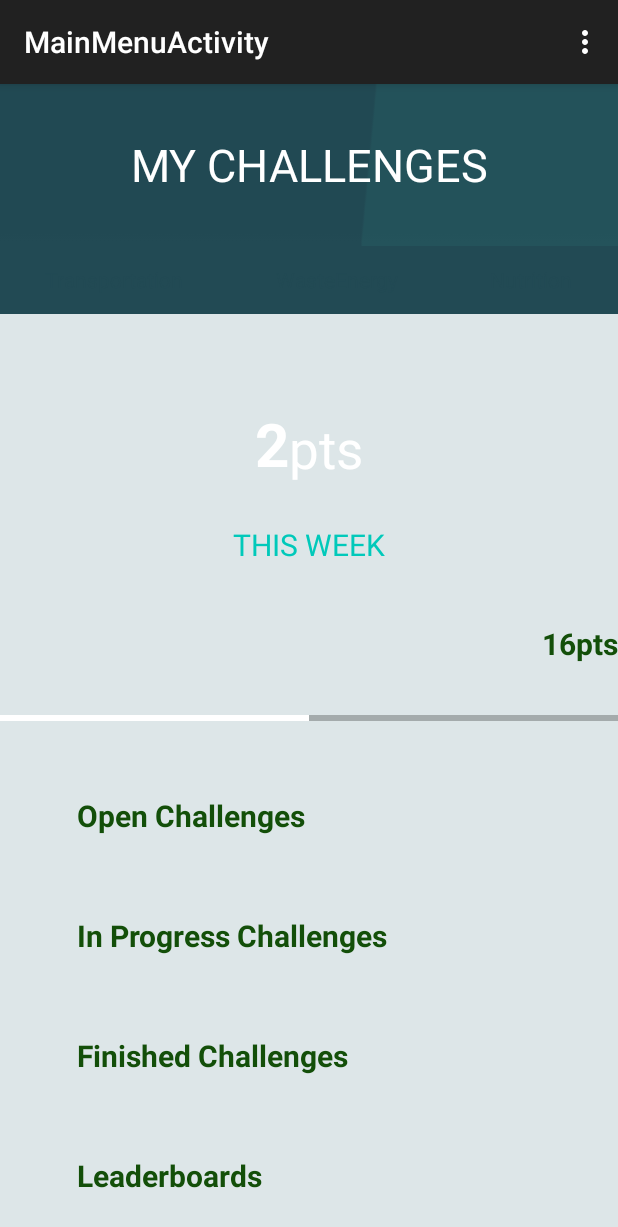
After one commit to ahung93/EcoQuest, an Android app: the MainMenuActivity screen opened directly, with no data from a screen before it, on a phone screen of 412 x 824 dp. The commit adds this screen. Shown: the top 1227 px of the screen. Run offline under Robolectric (Android 15) with nearby library versions, the phone set to English and light mode, and no system bars.

Commit message:
Connected Activity Frames

```diff
--- a/app/src/main/AndroidManifest.xml
+++ b/app/src/main/AndroidManifest.xml
@@ -38,8 +38,13 @@
             android:label="@string/title_activity_leaderboard" >
         </activity>
         <activity
+
             android:name=".ChallengesActivity"
             android:label="@string/title_activity_challenges" >
+        </activity>
+        <activity
+            android:name=".MainMenuActivity"
+            android:label="@string/title_activity_main_menu" >
         </activity>
     </application>
 
--- a/app/src/main/java/Globals.java
+++ b/app/src/main/java/Globals.java
@@ -4,9 +4,10 @@ import java.util.ArrayList;
 import java.util.List;
 
 /**
- * Created by Alvin Hon 3/15/2015.
+ * Created by Alvin H on 3/15/2015.
  */
 public class Globals {
+    public static List<Challenge> challengesOpen = new ArrayList<Challenge>();
     public static List<Challenge> challengesInProgress = new ArrayList<Challenge>();
     public static List<Challenge> challengesCompleted = new ArrayList<Challenge>();
 }
--- /dev/null
+++ b/app/src/main/java/com/example/regular/ecoquest/MainMenuActivity.java
@@ -0,0 +1,67 @@
+package com.example.regular.ecoquest;
+
+import android.app.Activity;
+import android.content.Intent;
+import android.support.v7.app.ActionBarActivity;
+import android.os.Bundle;
+import android.util.Log;
+import android.view.Menu;
+import android.view.MenuItem;
+import android.view.View;
+import android.widget.LinearLayout;
+
+
+public class MainMenuActivity extends ActionBarActivity {
+    private Activity myActivity;
+    @Override
+    protected void onCreate(Bundle savedInstanceState) {
+        super.onCreate(savedInstanceState);
+        this.myActivity = this;
+        setContentView(R.layout.activity_main_menu);
+        LinearLayout challengeOpenRegion = (LinearLayout) this.findViewById(R.id.main_menu_challenge_open);
+        LinearLayout challengeInProgressRegion = (LinearLayout) this.findViewById(R.id.main_menu_challenge_in_progress);
+        LinearLayout challengeFinishedRegion = (LinearLayout) this.findViewById(R.id.main_menu_challenge_finished);
+        LinearLayout leaderboards = (LinearLayout) this.findViewById(R.id.main_menu_leaderboards_page);
+
+        // Opens In Progress Challenges
+        challengeInProgressRegion.setOnClickListener(new View.OnClickListener(){
+            public void onClick(View v){
+                Log.i("In Progress Challenges", "Opening In Progress Challenges Page");
+                Intent i = new Intent(myActivity.getApplicationContext(), ChallengeListCurrent.class);
+                startActivity(i);
+            }
+        });
+
+        // Opens In Progress Challenges
+        challengeOpenRegion.setOnClickListener(new View.OnClickListener(){
+            public void onClick(View v){
+                Log.i("In Progress Challenges", "Opening In Progress Challenges Page");
+                Intent i = new Intent(myActivity.getApplicationContext(), ChallengesActivity.class);
+                startActivity(i);
+            }
+        });
+    }
+
+
+    @Override
+    public boolean onCreateOptionsMenu(Menu menu) {
+        // Inflate the menu; this adds items to the action bar if it is present.
+        getMenuInflater().inflate(R.menu.menu_main_menu, menu);
+        return true;
+    }
+
+    @Override
+    public boolean onOptionsItemSelected(MenuItem item) {
+        // Handle action bar item clicks here. The action bar will
+        // automatically handle clicks on the Home/Up button, so long
+        // as you specify a parent activity in AndroidManifest.xml.
+        int id = item.getItemId();
+
+        //noinspection SimplifiableIfStatement
+        if (id == R.id.action_settings) {
+            return true;
+        }
+
+        return super.onOptionsItemSelected(item);
+    }
+}
--- a/app/src/main/java/com/example/regular/ecoquest/TitleScreen.java
+++ b/app/src/main/java/com/example/regular/ecoquest/TitleScreen.java
@@ -40,9 +40,10 @@ public class TitleScreen extends ActionBarActivity {
         return super.onOptionsItemSelected(item);
     }
 
-    public void goChallengeList(View view){
-        Intent intent = new Intent(this, ChallengeListCurrent.class);
+    public void go_to_main_menu(View view){
+        Intent intent = new Intent(this, MainMenuActivity.class);
         Log.i("goChallengeListButton", "Going to go ChallengeList");
         startActivity(intent);
     }
+
 }
--- /dev/null
+++ b/app/src/main/res/layout/activity_main_menu.xml
@@ -0,0 +1,275 @@
+<LinearLayout xmlns:android="http://schemas.android.com/apk/res/android"
+    xmlns:tools="http://schemas.android.com/tools" android:layout_width="match_parent"
+    android:layout_height="match_parent"
+    tools:context="com.example.regular.ecoquest.ChallengeListCurrent"
+    android:background="#dde6e8"
+    android:orientation="vertical">
+
+    <LinearLayout
+        android:orientation="vertical"
+        android:layout_width="fill_parent"
+        android:layout_height="wrap_content"
+        android:background="@drawable/challenges_header_bg_slice"
+        android:layout_weight="0.075">
+
+        <TextView
+            android:layout_width="match_parent"
+            android:layout_height="match_parent"
+            android:text="My Challenges"
+            android:id="@+id/textView2"
+            android:gravity="center"
+            android:textColor="#ffffff"
+            android:textAllCaps="true"
+            android:textSize="30sp"
+            android:layout_gravity="center" />
+    </LinearLayout>
+
+    <LinearLayout
+        android:orientation="horizontal"
+        android:layout_width="match_parent"
+        android:layout_height="0dp"
+        android:weightSum="1"
+        android:layout_weight="0.05"
+        android:gravity="center"
+        android:background="#224a54">
+
+        <TextView
+            android:layout_width="wrap_content"
+            android:layout_height="wrap_content"
+            android:textAppearance="?android:attr/textAppearanceSmall"
+            android:text="Transportation"
+            android:id="@+id/textView3"
+            android:layout_weight="0.33"
+            android:gravity="center"
+            android:textColor="#224a54" />
+
+        <TextView
+            android:layout_width="wrap_content"
+            android:layout_height="wrap_content"
+            android:textAppearance="?android:attr/textAppearanceSmall"
+            android:text="WasteEnergy"
+            android:id="@+id/textView4"
+            android:layout_weight="0.34"
+            android:gravity="center"
+            android:textColor="#224a54" />
+
+        <TextView
+            android:layout_width="wrap_content"
+            android:layout_height="wrap_content"
+            android:textAppearance="?android:attr/textAppearanceSmall"
+            android:text="Nutrition"
+            android:id="@+id/textView5"
+            android:layout_weight="0.33"
+            android:gravity="center"
+            android:textColor="#224a54" />
+    </LinearLayout>
+
+    <LinearLayout
+        android:orientation="horizontal"
+        android:layout_width="wrap_content"
+        android:layout_height="0dp"
+        android:layout_weight="0.125"
+        android:layout_gravity="center">
+
+        <TextView
+            android:layout_width="wrap_content"
+            android:layout_height="wrap_content"
+            android:text="2"
+            android:id="@+id/challenges_current_list_weekly_points"
+            android:layout_gravity="bottom|center_horizontal"
+            android:textSize="40sp"
+            android:textColor="#ffffff"
+            android:textStyle="bold"
+            android:gravity="bottom|center_horizontal" />
+
+        <TextView
+            android:layout_width="wrap_content"
+            android:layout_height="fill_parent"
+            android:text="pts"
+            android:id="@+id/challenges_current_list_points_prefix"
+            android:layout_gravity="bottom|center_horizontal"
+            android:textColor="#ffffff"
+            android:gravity="bottom|center_horizontal"
+            android:textSize="35dp" />
+    </LinearLayout>
+
+    <LinearLayout
+        android:orientation="vertical"
+        android:layout_width="fill_parent"
+        android:layout_height="0dp"
+        android:layout_weight="0.2">
+
+        <TextView
+            android:layout_width="wrap_content"
+            android:layout_height="0dp"
+            android:text="This Week"
+            android:id="@+id/challenges_current_list_this_week"
+            android:layout_gravity="center"
+            android:layout_weight="0.33"
+            android:gravity="center"
+            android:textAllCaps="true"
+            android:textSize="20sp"
+            android:textColor="#00c9ba"/>
+
+        <TextView
+            android:layout_width="wrap_content"
+            android:layout_height="0dp"
+            android:text="16pts"
+            android:id="@+id/challenges_current_list_total_points"
+            android:layout_gravity="center_vertical|right"
+            android:layout_weight="0.20"
+            android:gravity="center"
+            android:textColor="#134f09"
+            android:textStyle="bold"
+            android:textSize="20sp" />
+
+        <ProgressBar
+            style="?android:attr/progressBarStyleHorizontal"
+            android:layout_width="match_parent"
+            android:layout_height="0dp"
+            android:id="@+id/progressBar"
+            android:layout_gravity="center_horizontal"
+            android:layout_weight="0.20"
+            android:progressBackgroundTint="#ff000000"
+            android:progressTint="#ffffffff"
+            android:progress="50"
+            android:visibility="visible" />
+    </LinearLayout>
+
+    <LinearLayout
+        android:orientation="vertical"
+        android:layout_width="fill_parent"
+        android:layout_height="80dp"
+        android:clickable="true"
+        android:id="@+id/main_menu_challenge_open">
+
+        <LinearLayout
+            android:orientation="horizontal"
+            android:layout_width="fill_parent"
+            android:layout_height="0dp"
+            android:layout_weight="0.5"
+            android:gravity="center">
+
+            <View
+                android:layout_width="0dp"
+                android:layout_height="fill_parent"
+                android:layout_weight="0.10"/>
+
+            <TextView
+                android:layout_width="0dp"
+                android:layout_height="fill_parent"
+                android:text="Open Challenges"
+                android:id="@+id/main_menu_challenge_list_open"
+                android:gravity="left|center_vertical"
+                android:layout_gravity="left|center_vertical"
+                android:layout_weight="0.7"
+                android:textColor="#134f09"
+                android:textStyle="bold"
+                android:textSize="20sp" />
+        </LinearLayout>
+
+    </LinearLayout>
+
+    <LinearLayout
+        android:orientation="vertical"
+        android:layout_width="fill_parent"
+        android:layout_height="80dp"
+        android:clickable="true"
+        android:id="@+id/main_menu_challenge_in_progress">
+
+        <LinearLayout
+            android:orientation="horizontal"
+            android:layout_width="fill_parent"
+            android:layout_height="0dp"
+            android:layout_weight="0.5"
+            android:gravity="center">
+
+            <View
+                android:layout_width="0dp"
+                android:layout_height="fill_parent"
+                android:layout_weight="0.10"/>
+
+            <TextView
+                android:layout_width="0dp"
+                android:layout_height="fill_parent"
+                android:text="In Progress Challenges"
+                android:id="@+id/main_menu_challenge_list_in_progress"
+                android:gravity="left|center_vertical"
+                android:layout_gravity="left|center_vertical"
+                android:layout_weight="0.7"
+                android:textColor="#134f09"
+                android:textStyle="bold"
+                android:textSize="20sp" />
+        </LinearLayout>
+
+    </LinearLayout>
+
+    <LinearLayout
+        android:orientation="vertical"
+        android:layout_width="fill_parent"
+        android:layout_height="80dp"
+        android:clickable="true"
+        android:id="@+id/main_menu_challenge_finished">
+
+        <LinearLayout
+            android:orientation="horizontal"
+            android:layout_width="fill_parent"
+            android:layout_height="0dp"
+            android:layout_weight="0.5"
+            android:gravity="center">
+
+            <View
+                android:layout_width="0dp"
+                android:layout_height="fill_parent"
+                android:layout_weight="0.10"/>
+
+            <TextView
+                android:layout_width="0dp"
+                android:layout_height="fill_parent"
+                android:text="Finished Challenges"
+                android:id="@+id/main_menu_challenges_list_finished"
+                android:gravity="left|center_vertical"
+                android:layout_gravity="left|center_vertical"
+                android:layout_weight="0.7"
+                android:textColor="#134f09"
+                android:textStyle="bold"
+                android:textSize="20sp" />
+        </LinearLayout>
+
+    </LinearLayout>
+
+    <LinearLayout
+        android:orientation="vertical"
+        android:layout_width="fill_parent"
+        android:layout_height="80dp"
+        android:clickable="true"
+        android:id="@+id/main_menu_leaderboards_page">
+
+        <LinearLayout
+            android:orientation="horizontal"
+            android:layout_width="fill_parent"
+            android:layout_height="0dp"
+            android:layout_weight="0.5"
+            android:gravity="center">
+
+            <View
+                android:layout_width="0dp"
+                android:layout_height="fill_parent"
+                android:layout_weight="0.10"/>
+
+            <TextView
+                android:layout_width="0dp"
+                android:layout_height="fill_parent"
+                android:text="Leaderboards"
+                android:id="@+id/main_menu_leaderboards"
+                android:gravity="left|center_vertical"
+                android:layout_gravity="left|center_vertical"
+                android:layout_weight="0.7"
+                android:textColor="#134f09"
+                android:textStyle="bold"
+                android:textSize="20sp"
+                android:phoneNumber="false" />
+        </LinearLayout>
+
+    </LinearLayout>
+</LinearLayout>
--- a/app/src/main/res/layout/activity_title_screen.xml
+++ b/app/src/main/res/layout/activity_title_screen.xml
@@ -67,7 +67,10 @@
             android:layout_alignStart="@+id/textView"
             android:background="#3d9e95"
             android:textColor="#ffffff"
-            android:layout_weight="0.075" />
+            android:layout_weight="0.075"
+            android:clickable="true"
+            android:enabled="true"
+            android:onClick="go_to_main_menu" />
 
         <TextView
             android:layout_width="fill_parent"
@@ -93,7 +96,10 @@
             android:background="#3d9e95"
             android:textColor="#ffffff"
             android:singleLine="true"
-            android:layout_weight="0.075" />
+            android:layout_weight="0.075"
+            android:enabled="true"
+            android:clickable="true"
+            android:onClick="go_to_main_menu" />
 
         <View
             android:layout_width="fill_parent"
--- /dev/null
+++ b/app/src/main/res/menu/menu_main_menu.xml
@@ -0,0 +1,7 @@
+<menu xmlns:android="http://schemas.android.com/apk/res/android"
+    xmlns:app="http://schemas.android.com/apk/res-auto"
+    xmlns:tools="http://schemas.android.com/tools"
+    tools:context="com.example.regular.ecoquest.MainMenuActivity">
+    <item android:id="@+id/action_settings" android:title="@string/action_settings"
+        android:orderInCategory="100" app:showAsAction="never" />
+</menu>
--- a/app/src/main/res/values/strings.xml
+++ b/app/src/main/res/values/strings.xml
@@ -16,4 +16,5 @@
     <string name="title_activity_leaderboard">LeaderboardActivity</string>
     <string name="title_activity_test">test</string>
     <string name="title_activity_challenges">ChallengesActivity</string>
+    <string name="title_activity_main_menu">MainMenuActivity</string>
 </resources>
```
